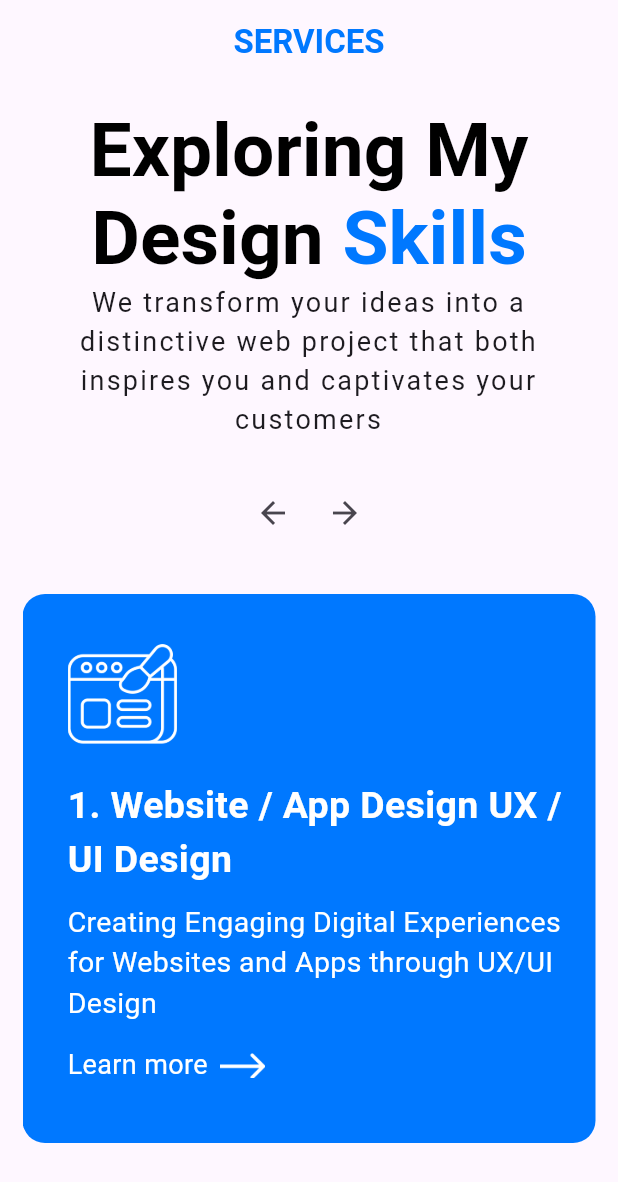
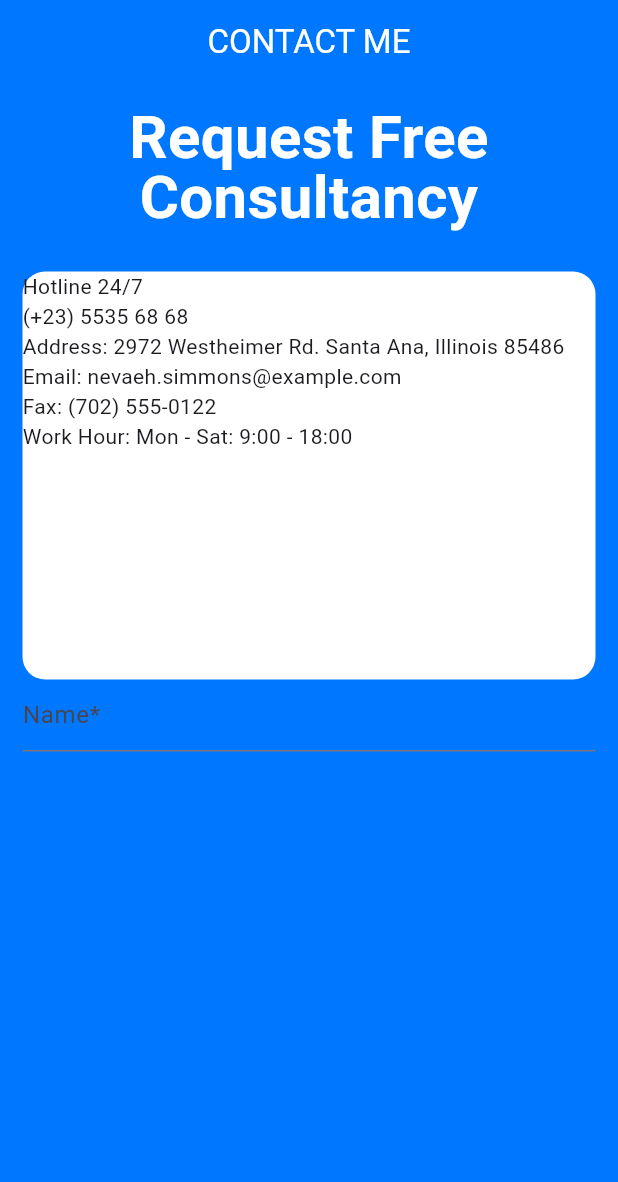
Before and after one commit to zhaoly58/portfolio_me, a Flutter app: the screen it shows after launch, on a phone screen of 412 x 824 dp. Shown: the top 1182 px of the screen. Run offline on Flutter 3.47's test engine with Material 3 defaults, Android fonts, the phone set to English and light mode, and no system bars.

Commit message:
created basic UI framework, container and textfield
Signed-off-by: Jimmy Zhao <jimmyzly88@gmail.com>

```diff
--- /dev/null
+++ b/lib/contact_me_screen.dart
@@ -0,0 +1,69 @@
+import 'package:flutter/gestures.dart';
+import 'package:flutter/material.dart';
+
+class ContactMeScreen extends StatefulWidget {
+  const ContactMeScreen({super.key});
+
+  @override
+  State<ContactMeScreen> createState() => _ContactMeScreenState();
+}
+
+class _ContactMeScreenState extends State<ContactMeScreen> {
+  @override
+  Widget build(BuildContext context) {
+    return Scaffold(
+      backgroundColor: Color(0xFF0077FF),
+      appBar: AppBar(
+        title: Text(
+          "contact me".toUpperCase(),
+          style: TextStyle(color: Colors.white),
+        ),
+        centerTitle: true,
+        backgroundColor: Color(0xFF0077FF),
+      ),
+      body: Padding(
+        padding: EdgeInsets.all(15),
+        child: Column(
+          crossAxisAlignment: CrossAxisAlignment.center,
+          children: [
+            Text(
+              "Request Free Consultancy",
+
+              style: TextStyle(
+                fontWeight: FontWeight.bold,
+                fontSize: 40,
+                color: Colors.white,
+                height: 1,
+              ),
+              textAlign: TextAlign.center,
+            ),
+            SizedBox(height: 30),
+            Container(
+              height: 272,
+              width: double.infinity,
+
+              decoration: BoxDecoration(
+                borderRadius: BorderRadius.circular(15),
+                color: Colors.white,
+              ),
+              child: Column(
+                crossAxisAlignment: CrossAxisAlignment.start,
+                children: [
+                  Text("Hotline 24/7"),
+                  Text("(+23) 5535 68 68"),
+                  Text(
+                    "Address: 2972 Westheimer Rd. Santa Ana, Illinois 85486",
+                  ),
+                  Text("Email: nevaeh.simmons@example.com"),
+                  Text("Fax: (702) 555-0122"),
+                  Text("Work Hour: Mon - Sat: 9:00 - 18:00"),
+                ],
+              ),
+            ),
+            TextField(decoration: InputDecoration(hintText: "Name*")),
+          ],
+        ),
+      ),
+    );
+  }
+}
--- a/lib/main.dart
+++ b/lib/main.dart
@@ -1,4 +1,5 @@
 import 'package:flutter/material.dart';
+import 'package:portfolio_me/contact_me_screen.dart';
 import 'package:portfolio_me/service_screen.dart';
 
 void main() {
@@ -32,7 +33,7 @@ class MyApp extends StatelessWidget {
         // tested with just a hot reload.
         colorScheme: ColorScheme.fromSeed(seedColor: Colors.deepPurple),
       ),
-      home: ServiceScreen(),
+      home: ContactMeScreen(),
     );
   }
 }
```
